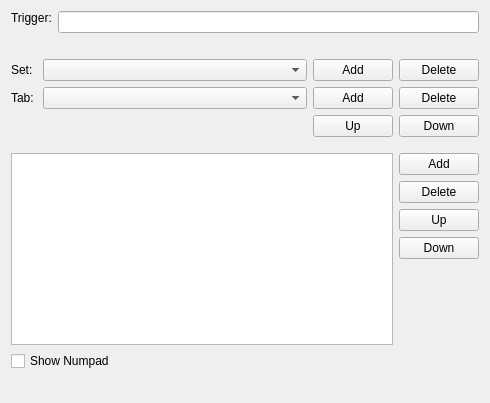
This is plugins/Commands/Keyboard/keyboardconfigurationdlg.ui in KDE/simon as Qt 5 draws it before an edit. The edited form follows.
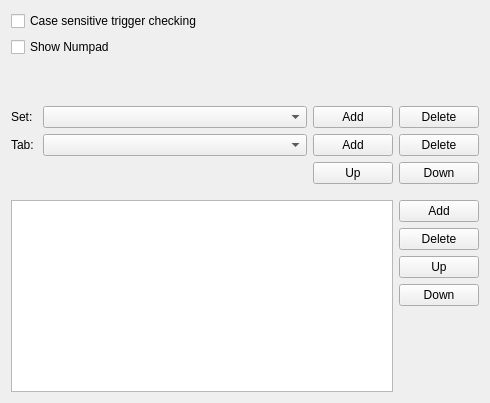
This is the edited form. Custom widgets are drawn as their Qt base class.

Commit message: Bugfixing of the keyboardcommand (especially in on-the-fly-apply); Removed trigger option and added Numpad and CaseSensitivety option instead. Streamlined the add-key dialog. Added better default sets

What changed in the file:
```diff
--- a/plugins/Commands/Keyboard/keyboardconfigurationdlg.ui
+++ b/plugins/Commands/Keyboard/keyboardconfigurationdlg.ui
@@ -21,31 +21,24 @@
   </property>
   <layout class="QVBoxLayout" name="verticalLayout_2">
    <item>
-    <layout class="QFormLayout" name="formLayout">
-     <item row="0" column="0">
-      <widget class="QLabel" name="label">
-       <property name="sizePolicy">
-        <sizepolicy hsizetype="Fixed" vsizetype="Fixed">
-         <horstretch>0</horstretch>
-         <verstretch>0</verstretch>
-        </sizepolicy>
-       </property>
+    <widget class="QCheckBox" name="cbCaseSensitivity">
        <property name="text">
-        <string>Trigger:</string>
+      <string>Case sensitive trigger checking</string>
        </property>
       </widget>
      </item>
-     <item row="0" column="1">
-      <widget class="KLineEdit" name="leTrigger">
+   <item>
+    <widget class="QCheckBox" name="cbShowNumpad">
        <property name="sizePolicy">
         <sizepolicy hsizetype="Expanding" vsizetype="Fixed">
          <horstretch>0</horstretch>
          <verstretch>0</verstretch>
         </sizepolicy>
        </property>
-      </widget>
-     </item>
-    </layout>
+     <property name="text">
+      <string>Show Numpad</string>
+     </property>
+    </widget>
    </item>
    <item>
     <spacer name="verticalSpacer_2">
@@ -210,32 +203,6 @@
      </item>
     </layout>
    </item>
-   <item>
-    <widget class="QCheckBox" name="cbShowNumpad">
-     <property name="sizePolicy">
-      <sizepolicy hsizetype="Expanding" vsizetype="Fixed">
-       <horstretch>0</horstretch>
-       <verstretch>0</verstretch>
-      </sizepolicy>
-     </property>
-     <property name="text">
-      <string>Show Numpad</string>
-     </property>
-    </widget>
-   </item>
-   <item>
-    <spacer name="verticalSpacer_4">
-     <property name="orientation">
-      <enum>Qt::Vertical</enum>
-     </property>
-     <property name="sizeHint" stdset="0">
-      <size>
-       <width>20</width>
-       <height>40</height>
-      </size>
-     </property>
-    </spacer>
-   </item>
   </layout>
  </widget>
  <customwidgets>
@@ -244,11 +211,6 @@
    <extends>QPushButton</extends>
    <header>kpushbutton.h</header>
   </customwidget>
-  <customwidget>
-   <class>KLineEdit</class>
-   <extends>QLineEdit</extends>
-   <header>klineedit.h</header>
-  </customwidget>
  </customwidgets>
  <tabstops>
   <tabstop>leTrigger</tabstop>
```
Left out of the diff: 2 changed lines with no effect on the pictures. Lines whose indentation alone changed are shown as unchanged. The commit also changes 16 other files.
